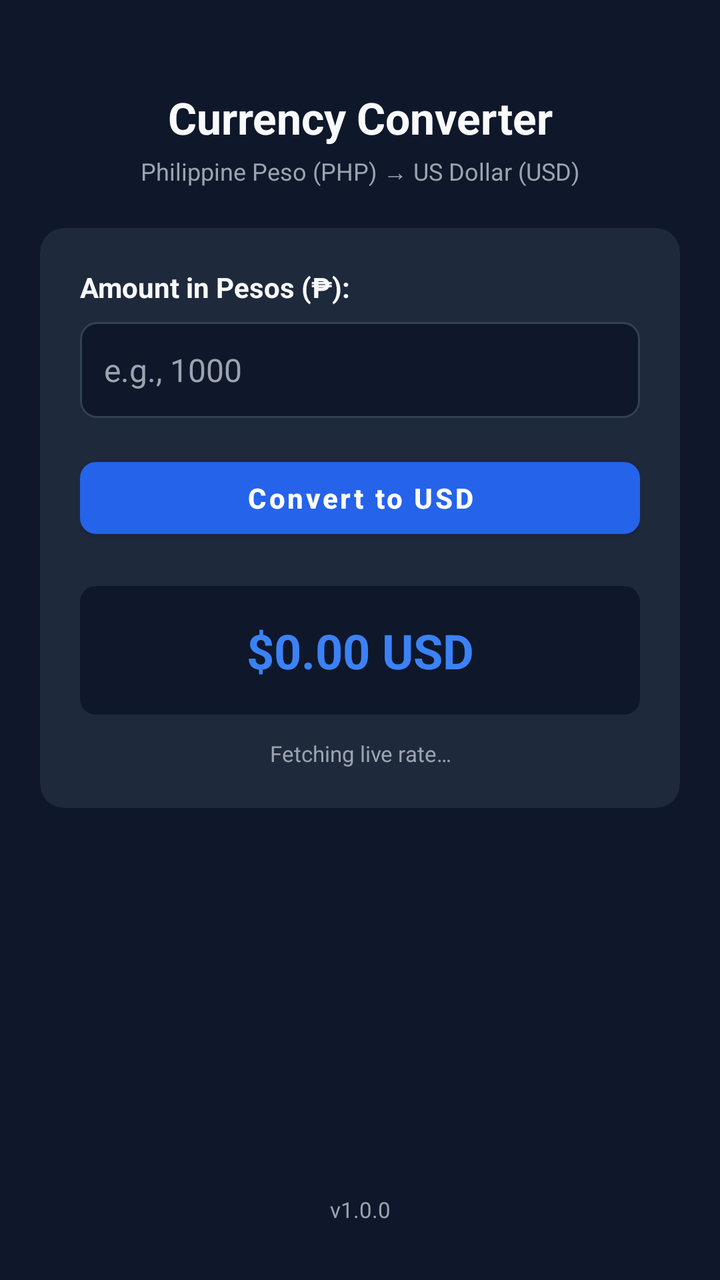
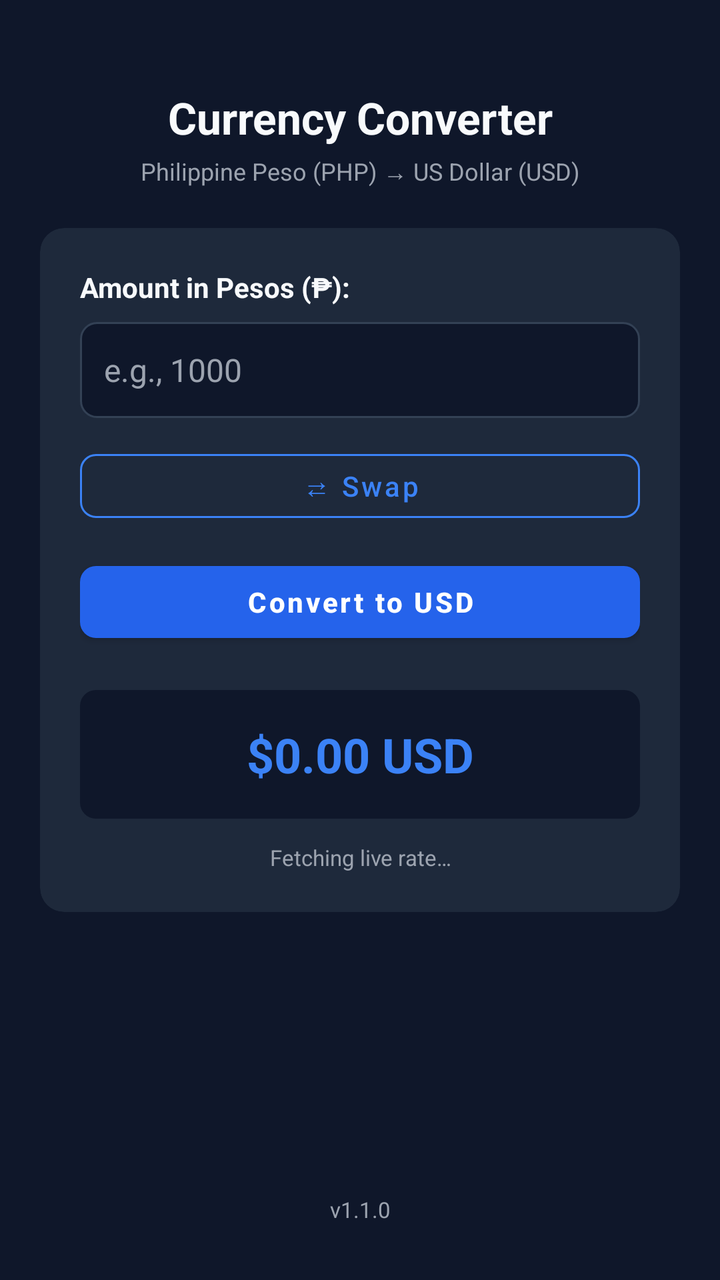

An Android layout rendered at two revisions. The XML below is the earlier revision; the diff shows what the commit changed to produce the second picture.
<!-- AndroidManifest.xml: application theme Theme.PhpUsdConverter -->
<!-- res/layout/activity_main.xml -->
<?xml version="1.0" encoding="utf-8"?>
<androidx.constraintlayout.widget.ConstraintLayout
    xmlns:android="http://schemas.android.com/apk/res/android"
    xmlns:app="http://schemas.android.com/apk/res-auto"
    android:layout_width="match_parent"
    android:layout_height="match_parent"
    android:background="@color/bg"
    android:padding="20dp">

    <TextView
        android:id="@+id/titleLabel"
        android:layout_width="0dp"
        android:layout_height="wrap_content"
        android:text="@string/title"
        android:textColor="@color/text_primary"
        android:textSize="22sp"
        android:textStyle="bold"
        android:gravity="center"
        app:layout_constraintTop_toTopOf="parent"
        app:layout_constraintStart_toStartOf="parent"
        app:layout_constraintEnd_toEndOf="parent"
        android:layout_marginTop="24dp" />

    <TextView
        android:id="@+id/subtitleLabel"
        android:layout_width="0dp"
        android:layout_height="wrap_content"
        android:text="@string/subtitle"
        android:textColor="@color/text_muted"
        android:textSize="12sp"
        android:gravity="center"
        app:layout_constraintTop_toBottomOf="@id/titleLabel"
        app:layout_constraintStart_toStartOf="parent"
        app:layout_constraintEnd_toEndOf="parent"
        android:layout_marginTop="4dp" />

    <com.google.android.material.card.MaterialCardView
        android:id="@+id/card"
        android:layout_width="0dp"
        android:layout_height="wrap_content"
        app:cardBackgroundColor="@color/card"
        app:cardCornerRadius="12dp"
        app:cardElevation="0dp"
        app:layout_constraintTop_toBottomOf="@id/subtitleLabel"
        app:layout_constraintStart_toStartOf="parent"
        app:layout_constraintEnd_toEndOf="parent"
        android:layout_marginTop="20dp">

        <LinearLayout
            android:layout_width="match_parent"
            android:layout_height="wrap_content"
            android:orientation="vertical"
            android:padding="20dp">

            <TextView
                android:layout_width="match_parent"
                android:layout_height="wrap_content"
                android:text="@string/amount_label"
                android:textColor="@color/text_primary"
                android:textStyle="bold"
                android:textSize="14sp" />

            <EditText
                android:id="@+id/amountEntry"
                android:layout_width="match_parent"
                android:layout_height="48dp"
                android:layout_marginTop="8dp"
                android:background="@drawable/bg_input"
                android:hint="@string/amount_hint"
                android:inputType="numberDecimal"
                android:paddingHorizontal="12dp"
                android:textColor="@color/text_primary"
                android:textColorHint="@color/text_muted"
                android:textSize="16sp"
                android:importantForAutofill="no" />

            <com.google.android.material.button.MaterialButton
                android:id="@+id/convertButton"
                android:layout_width="match_parent"
                android:layout_height="48dp"
                android:layout_marginTop="16dp"
                android:text="@string/convert"
                android:textAllCaps="false"
                android:textStyle="bold"
                app:backgroundTint="@color/button"
                app:cornerRadius="8dp" />

            <FrameLayout
                android:layout_width="match_parent"
                android:layout_height="wrap_content"
                android:layout_marginTop="20dp"
                android:background="@drawable/bg_result"
                android:padding="16dp">

                <TextView
                    android:id="@+id/resultLabel"
                    android:layout_width="match_parent"
                    android:layout_height="wrap_content"
                    android:gravity="center"
                    android:text="@string/default_result"
                    android:textColor="@color/accent"
                    android:textSize="24sp"
                    android:textStyle="bold" />
            </FrameLayout>

            <TextView
                android:id="@+id/rateInfoLabel"
                android:layout_width="match_parent"
                android:layout_height="wrap_content"
                android:layout_marginTop="12dp"
                android:gravity="center"
                android:text="@string/fetching_rate"
                android:textColor="@color/text_muted"
                android:textSize="11sp" />
        </LinearLayout>
    </com.google.android.material.card.MaterialCardView>

    <TextView
        android:id="@+id/versionLabel"
        android:layout_width="wrap_content"
        android:layout_height="wrap_content"
        android:text="v1.0.0"
        android:textColor="@color/text_muted"
        android:textSize="11sp"
        app:layout_constraintBottom_toBottomOf="parent"
        app:layout_constraintStart_toStartOf="parent"
        app:layout_constraintEnd_toEndOf="parent"
        android:layout_marginBottom="8dp" />

</androidx.constraintlayout.widget.ConstraintLayout>
<!-- resources referenced by this layout -->
<resources>
  <color name="accent">#FF3B82F6</color>
  <color name="bg">#FF0F172A</color>
  <color name="button">#FF2563EB</color>
  <color name="card">#FF1E293B</color>
  <color name="text_muted">#FF9CA3AF</color>
  <color name="text_primary">#FFF8FAFC</color>
  <!-- drawable bg_input (drawable) -->
  <?xml version="1.0" encoding="utf-8"?>
  <shape xmlns:android="http://schemas.android.com/apk/res/android" android:shape="rectangle">
      <solid android:color="#FF0F172A" />
      <corners android:radius="8dp" />
      <stroke android:width="1dp" android:color="#FF334155" />
  </shape>
  <!-- drawable bg_result (drawable) -->
  <?xml version="1.0" encoding="utf-8"?>
  <shape xmlns:android="http://schemas.android.com/apk/res/android" android:shape="rectangle">
      <solid android:color="#FF0F172A" />
      <corners android:radius="8dp" />
  </shape>
  <string name="amount_hint">e.g., 1000</string>
  <string name="amount_label">Amount in Pesos (₱):</string>
  <string name="convert">Convert to USD</string>
  <string name="default_result">$0.00 USD</string>
  <string name="fetching_rate">Fetching live rate…</string>
  <string name="subtitle">Philippine Peso (PHP)  →  US Dollar (USD)</string>
  <string name="title">Currency Converter</string>
  <style name="Theme.PhpUsdConverter" parent="Theme.MaterialComponents.DayNight.NoActionBar">
          <item name="colorPrimary">@color/button</item>
          <item name="colorPrimaryVariant">@color/accent</item>
          <item name="colorOnPrimary">@android:color/white</item>
          <item name="android:statusBarColor">@color/bg</item>
          <item name="android:navigationBarColor">@color/bg</item>
          <item name="android:windowBackground">@color/bg</item>
          <item name="android:textColorPrimary">@color/text_primary</item>
      </style>
</resources>

<!-- the commit's change to res/layout/activity_main.xml (unified diff, before → after) -->
@@ -25,7 +25,7 @@
         android:id="@+id/subtitleLabel"
         android:layout_width="0dp"
         android:layout_height="wrap_content"
-        android:text="@string/subtitle"
+        android:text="@string/subtitle_php_to_usd"
         android:textColor="@color/text_muted"
         android:textSize="12sp"
         android:gravity="center"
@@ -53,9 +53,10 @@
             android:padding="20dp">
 
             <TextView
+                android:id="@+id/inputLabel"
                 android:layout_width="match_parent"
                 android:layout_height="wrap_content"
-                android:text="@string/amount_label"
+                android:text="@string/amount_label_php"
                 android:textColor="@color/text_primary"
                 android:textStyle="bold"
                 android:textSize="14sp" />
@@ -66,7 +67,7 @@
                 android:layout_height="48dp"
                 android:layout_marginTop="8dp"
                 android:background="@drawable/bg_input"
-                android:hint="@string/amount_hint"
+                android:hint="@string/amount_hint_php"
                 android:inputType="numberDecimal"
                 android:paddingHorizontal="12dp"
                 android:textColor="@color/text_primary"
@@ -75,11 +76,25 @@
                 android:importantForAutofill="no" />
 
             <com.google.android.material.button.MaterialButton
+                android:id="@+id/swapButton"
+                style="@style/Widget.MaterialComponents.Button.OutlinedButton"
+                android:layout_width="match_parent"
+                android:layout_height="44dp"
+                android:layout_marginTop="12dp"
+                android:text="@string/swap"
+                android:textAllCaps="false"
+                android:textColor="@color/accent"
+                android:contentDescription="@string/swap_content_description"
+                app:strokeColor="@color/accent"
+                app:strokeWidth="1dp"
+                app:cornerRadius="8dp" />
+
+            <com.google.android.material.button.MaterialButton
                 android:id="@+id/convertButton"
                 android:layout_width="match_parent"
                 android:layout_height="48dp"
-                android:layout_marginTop="16dp"
-                android:text="@string/convert"
+                android:layout_marginTop="12dp"
+                android:text="@string/convert_to_usd"
                 android:textAllCaps="false"
                 android:textStyle="bold"
                 app:backgroundTint="@color/button"
@@ -97,7 +112,7 @@
                     android:layout_width="match_parent"
                     android:layout_height="wrap_content"
                     android:gravity="center"
-                    android:text="@string/default_result"
+                    android:text="@string/default_result_usd"
                     android:textColor="@color/accent"
                     android:textSize="24sp"
                     android:textStyle="bold" />
@@ -119,7 +134,7 @@
         android:id="@+id/versionLabel"
         android:layout_width="wrap_content"
         android:layout_height="wrap_content"
-        android:text="v1.0.0"
+        android:text="v1.1.0"
         android:textColor="@color/text_muted"
         android:textSize="11sp"
         app:layout_constraintBottom_toBottomOf="parent"
<!-- resource entries referenced after the edit -->
@@ -19,12 +19,14 @@
       <solid android:color="#FF0F172A" />
       <corners android:radius="8dp" />
   </shape>
-  <string name="amount_hint">e.g., 1000</string>
-  <string name="amount_label">Amount in Pesos (₱):</string>
-  <string name="convert">Convert to USD</string>
-  <string name="default_result">$0.00 USD</string>
+  <string name="amount_hint_php">e.g., 1000</string>
+  <string name="amount_label_php">Amount in Pesos (₱):</string>
+  <string name="convert_to_usd">Convert to USD</string>
+  <string name="default_result_usd">$0.00 USD</string>
   <string name="fetching_rate">Fetching live rate…</string>
-  <string name="subtitle">Philippine Peso (PHP)  →  US Dollar (USD)</string>
+  <string name="subtitle_php_to_usd">Philippine Peso (PHP)  →  US Dollar (USD)</string>
+  <string name="swap">⇄ Swap</string>
+  <string name="swap_content_description">Swap conversion direction</string>
   <string name="title">Currency Converter</string>
   <style name="Theme.PhpUsdConverter" parent="Theme.MaterialComponents.DayNight.NoActionBar">
           <item name="colorPrimary">@color/button</item>
